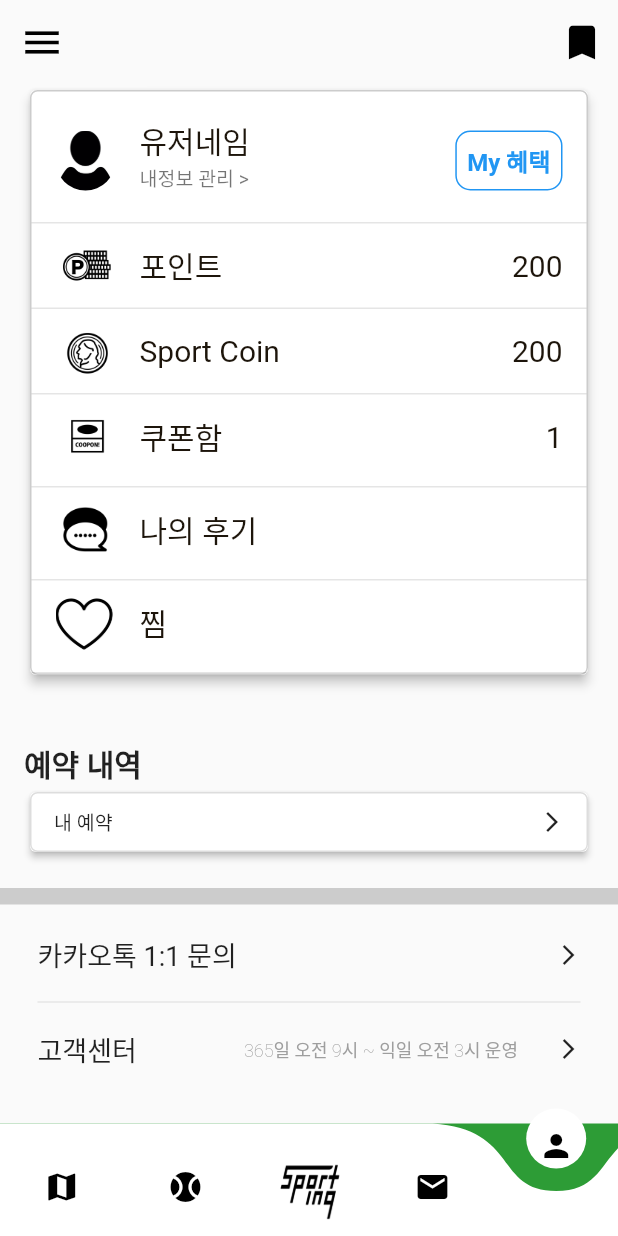
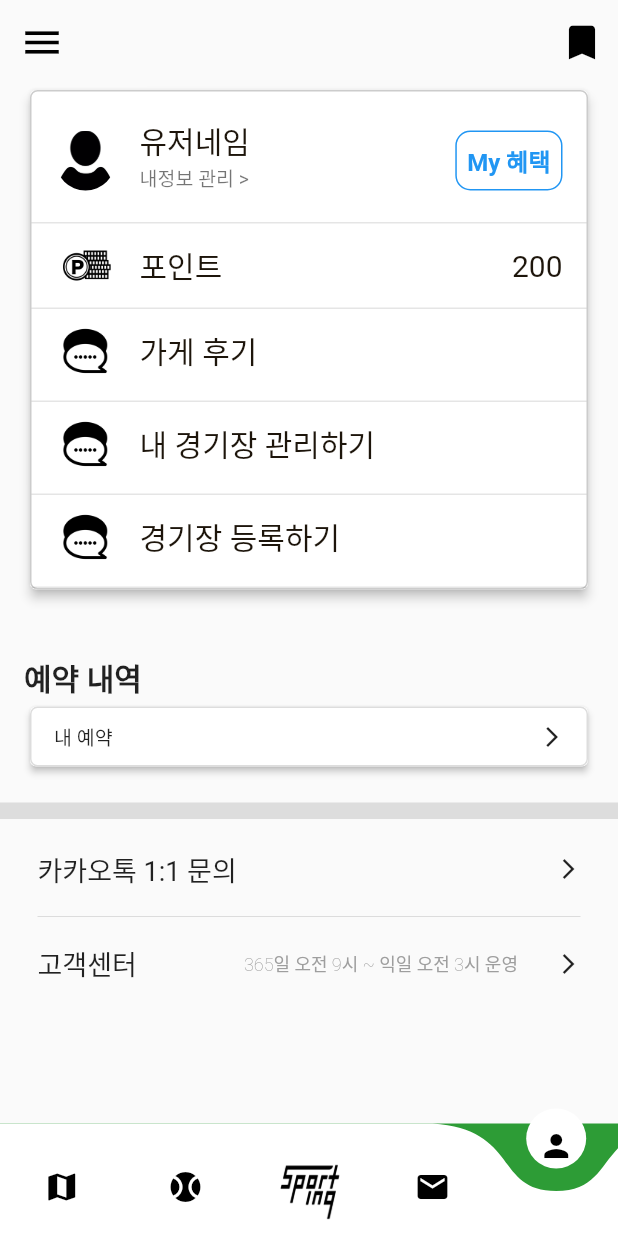
Before and after one commit to WhyAreYouSoMad/sporting_app, a Flutter app: the screen it shows after launch, swiped to page 5, on a phone screen of 412 x 824 dp. Run offline on Flutter 3.47's test engine with Material 2 defaults, Android fonts, the phone set to English and light mode, and no system bars; drawn by our look-alikes of curved_navigation_bar; our stand-ins replace validators.

Commit message:
GFP-103 기업 회원 경기장 관리 리스트 페이지 구현

```diff
--- a/lib/view/pages/company/company_info/components/company_info_contents.dart
+++ b/lib/view/pages/company/company_info/components/company_info_contents.dart
@@ -1,6 +1,7 @@
 import 'package:flutter/material.dart';
 import 'package:sporting_app/core/constants/my_colors.dart';
 import 'package:sporting_app/view/components/my_list_tile.dart';
+import 'package:sporting_app/view/pages/company/company_stadium_list/company_stadium_list_page.dart';
 
 class CompanyInfoContents extends StatelessWidget {
   const CompanyInfoContents({Key? key}) : super(key: key);
@@ -70,7 +71,13 @@ class CompanyInfoContents extends StatelessWidget {
                 title: "가게 후기",
               ),
             ),
-            Container(
+            InkWell(
+              onTap: () {
+                Navigator.push(context, MaterialPageRoute(
+                  builder: (context) => CompanyStadiumListPage(),
+                ),);
+              },
+              child: Container(
                 padding: const EdgeInsets.only(bottom: 5),
                 decoration: BoxDecoration(
                   border: Border(
@@ -82,6 +89,7 @@ class CompanyInfoContents extends StatelessWidget {
                 child: const MyListTile(
                   image: "assets/images/icons/sns.png",
                   title: "내 경기장 관리하기",
+                ),
               ),
             ),
             Container(
--- a/lib/view/pages/main/main_holder/main_holder.dart
+++ b/lib/view/pages/main/main_holder/main_holder.dart
@@ -2,6 +2,7 @@ import 'package:flutter/material.dart';
 import 'package:sporting_app/core/constants/my_colors.dart';
 import 'package:sporting_app/core/constants/my_routes.dart';
 import 'package:sporting_app/view/components/my_button.dart';
+import 'package:sporting_app/view/pages/company/company_info/company_info_page.dart';
 import 'package:sporting_app/view/pages/main/main_holder/components/main_holder_menu.dart';
 import 'package:curved_navigation_bar/curved_navigation_bar.dart';
 import 'package:sporting_app/view/pages/main/main_page/main_page.dart';
@@ -43,14 +44,14 @@ class _MainHolderState extends State<MainHolder> {
         _regionListPage(1),
         _mainPage(2),
         _page(3),
-        _playerInfoPage(4),
+        _companyInfo(4),
       ],
     );
   }
 
   Widget _page(index) => const Placeholder();
   MainPage _mainPage(index) => const MainPage();
-  PlayerInfoPage _playerInfoPage(index) => const PlayerInfoPage();
+  CompanyInfoPage _companyInfo(index) => const CompanyInfoPage();
   RegionListPage _regionListPage(index) => const RegionListPage();
 
   CurvedNavigationBar _buildNavigationBar() {
```
Also changed, not shown: lib/view/pages/company/company_stadium_list/company_stadium_list_page.dart (added, +33 -0 lines), lib/view/pages/company/company_stadium_list/components/company_stadium_list_body.dart (added, +34 -0 lines). Lines whose indentation alone changed are shown as unchanged.
